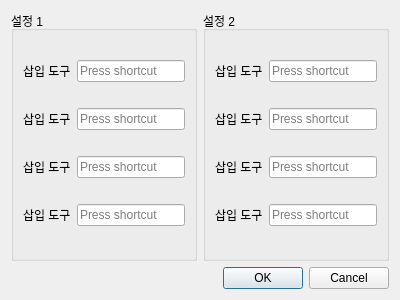
Glen-Lee-glitch/new_viewer, file ui/settings.ui: the form before one commit.
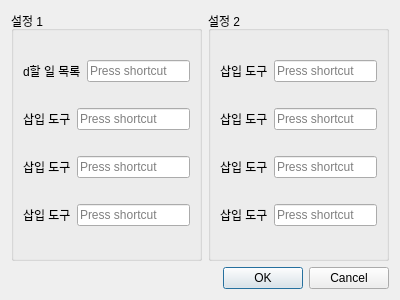
The form after the commit.

Commit message:
ui/settings.ui, widgets/floating_toolbar.py, widgets/main_window.py: 설정 다이얼로그 및 단축키 기능 추가
- 설정 다이얼로그의 위젯 이름을 '삽입 도구'에서 '할 일 목록'으로 변경하고, 관련 QKeySequenceEdit 위젯의 이름도 수정함.
- FloatingToolbarWidget 클래스에 설정 요청 시그널을 추가하고, 설정 버튼 클릭 시 해당 시그널을 발생시키도록 연결함.
- MainWindow 클래스에 설정 다이얼로그를 추가하고, 전역 단축키 설정 기능을 구현하여 사용자 경험을 향상시킴.

The edit to the form file:
```diff
--- a/ui/settings.ui
+++ b/ui/settings.ui
@@ -27,12 +27,12 @@
           <item>
            <widget class="QLabel" name="label">
             <property name="text">
-             <string>삽입 도구</string>
+             <string>d할 일 목록</string>
             </property>
            </widget>
           </item>
           <item>
-           <widget class="QKeySequenceEdit" name="keySequenceEdit_insert"/>
+           <widget class="QKeySequenceEdit" name="keySequenceEdit_to_do"/>
           </item>
          </layout>
         </item>
@@ -46,7 +46,7 @@
            </widget>
           </item>
           <item>
-           <widget class="QKeySequenceEdit" name="keySequenceEdit_insert_3"/>
+           <widget class="QKeySequenceEdit" name="keySequenceEdit_insert"/>
           </item>
          </layout>
         </item>
```
The commit also changes 3 other files.
